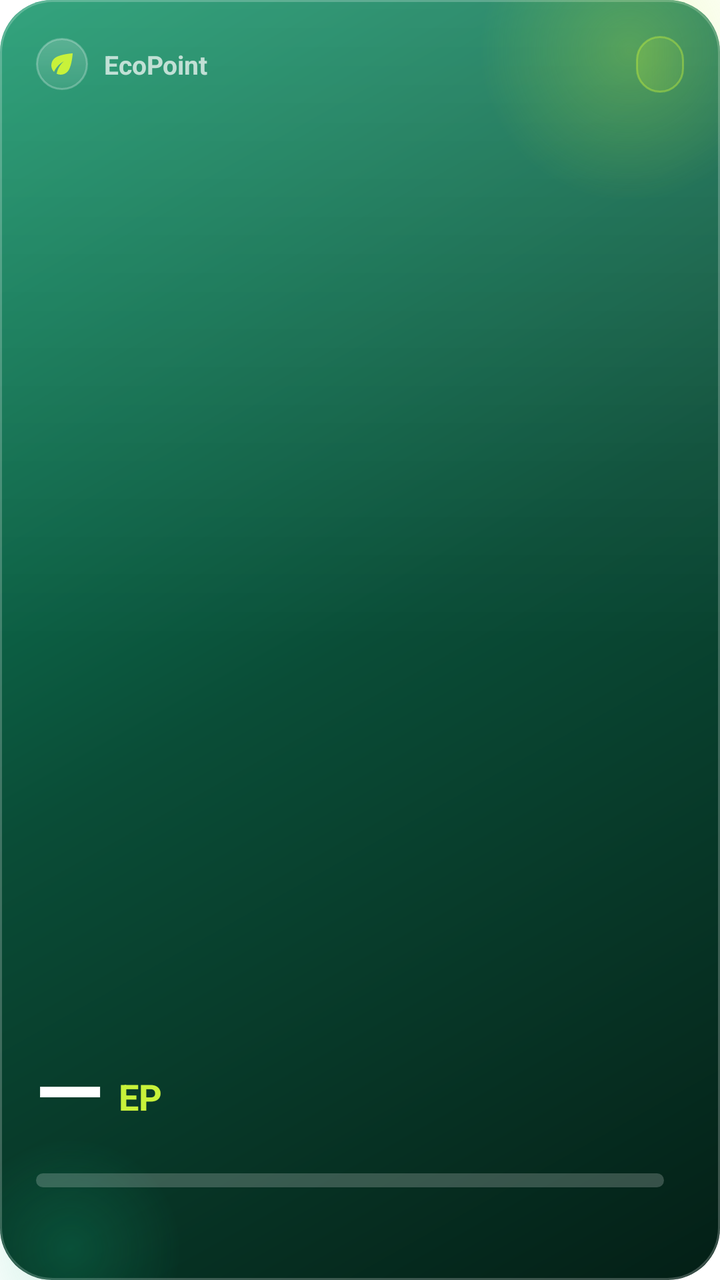
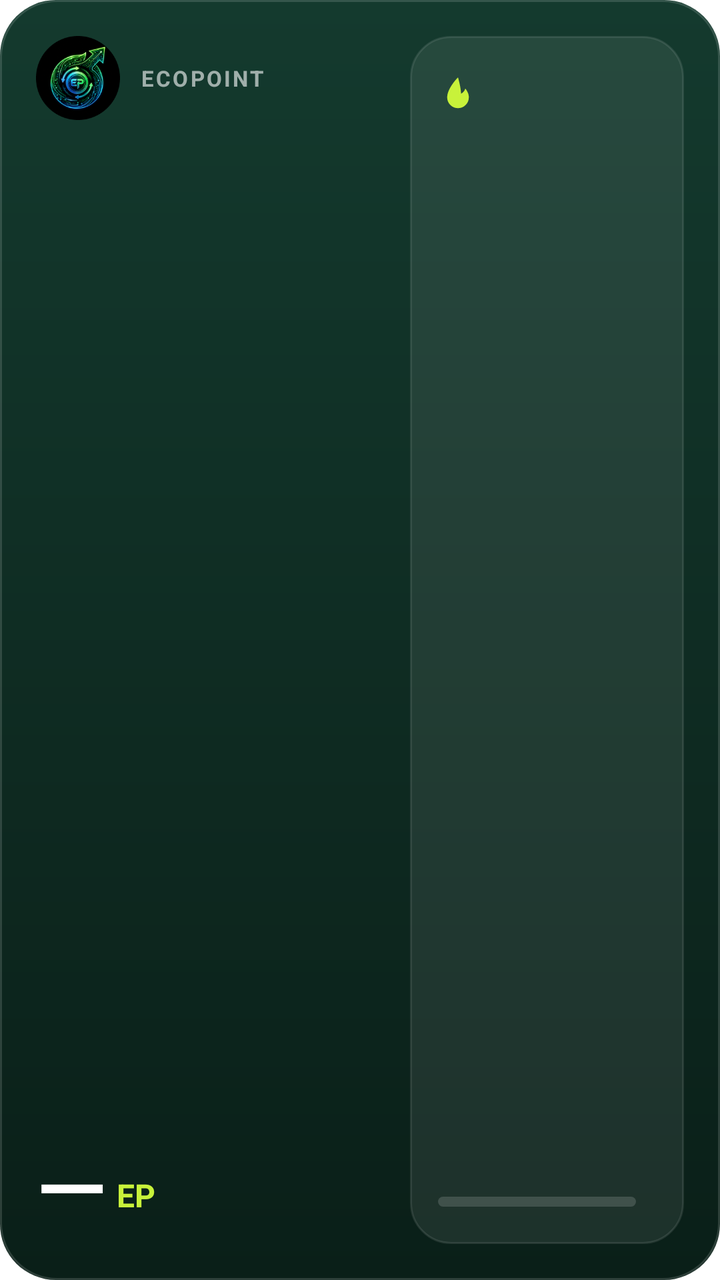

Screens rendered from an Android XML layout before and after an edit, with the pre-edit source and the edit as a unified diff.
<!-- AndroidManifest.xml: fallback theme Theme.MaterialComponents.DayNight.NoActionBar -->
<!-- res/layout/ep_widget_l.xml -->
<?xml version="1.0" encoding="utf-8"?>
<FrameLayout xmlns:android="http://schemas.android.com/apk/res/android"
    android:id="@+id/ep_widget_root"
    android:layout_width="match_parent"
    android:layout_height="match_parent"
    android:background="@drawable/ep_widget_bg">

    <ImageView
        android:layout_width="190dp"
        android:layout_height="190dp"
        android:layout_gravity="top|end"
        android:layout_marginTop="-70dp"
        android:layout_marginEnd="-50dp"
        android:importantForAccessibility="no"
        android:src="@drawable/ep_widget_blob_a" />
    <ImageView
        android:layout_width="150dp"
        android:layout_height="150dp"
        android:layout_gravity="bottom|start"
        android:layout_marginBottom="-60dp"
        android:layout_marginStart="-40dp"
        android:importantForAccessibility="no"
        android:src="@drawable/ep_widget_blob_b" />

    <LinearLayout
        android:layout_width="match_parent"
        android:layout_height="match_parent"
        android:orientation="vertical"
        android:padding="18dp">

        <LinearLayout
            android:layout_width="match_parent"
            android:layout_height="wrap_content"
            android:gravity="center_vertical"
            android:orientation="horizontal">

            <ImageView
                android:layout_width="26dp"
                android:layout_height="26dp"
                android:background="@drawable/ep_widget_badge"
                android:importantForAccessibility="no"
                android:padding="5dp"
                android:src="@drawable/ep_widget_leaf" />

            <TextView
                android:id="@+id/ep_widget_label"
                android:layout_width="0dp"
                android:layout_height="wrap_content"
                android:layout_marginStart="8dp"
                android:layout_weight="1"
                android:text="EcoPoint"
                android:textColor="#B3FFFFFF"
                android:textSize="13sp"
                android:textStyle="bold" />

            <TextView
                android:id="@+id/ep_widget_streak"
                android:layout_width="wrap_content"
                android:layout_height="wrap_content"
                android:background="@drawable/ep_widget_pill"
                android:fontFamily="sans-serif-medium"
                android:paddingStart="12dp"
                android:paddingTop="4dp"
                android:paddingEnd="12dp"
                android:paddingBottom="4dp"
                android:text=""
                android:textColor="#FFC8F23A"
                android:textSize="15sp"
                android:textStyle="bold" />
        </LinearLayout>

        <View
            android:layout_width="match_parent"
            android:layout_height="0dp"
            android:layout_weight="1" />

        <LinearLayout
            android:layout_width="match_parent"
            android:layout_height="wrap_content"
            android:gravity="bottom"
            android:orientation="horizontal">

            <TextView
                android:id="@+id/ep_widget_balance"
                android:layout_width="wrap_content"
                android:layout_height="wrap_content"
                android:fontFamily="sans-serif-medium"
                android:includeFontPadding="false"
                android:maxLines="1"
                android:text="—"
                android:textColor="#FFFFFFFF"
                android:textSize="44sp"
                android:textStyle="bold" />

            <TextView
                android:id="@+id/ep_widget_unit"
                android:layout_width="wrap_content"
                android:layout_height="wrap_content"
                android:layout_marginStart="8dp"
                android:layout_marginBottom="6dp"
                android:includeFontPadding="false"
                android:text="EP"
                android:textColor="#FFC8F23A"
                android:textSize="18sp"
                android:textStyle="bold" />
        </LinearLayout>

        <LinearLayout
            android:layout_width="match_parent"
            android:layout_height="wrap_content"
            android:layout_marginTop="10dp"
            android:gravity="center_vertical"
            android:orientation="horizontal">

            <ProgressBar
                android:id="@+id/ep_widget_progress"
                style="@android:style/Widget.ProgressBar.Horizontal"
                android:layout_width="0dp"
                android:layout_height="7dp"
                android:layout_weight="1"
                android:max="100"
                android:progress="0"
                android:progressDrawable="@drawable/ep_widget_progress" />

            <TextView
                android:id="@+id/ep_widget_goal"
                android:layout_width="wrap_content"
                android:layout_height="wrap_content"
                android:layout_marginStart="10dp"
                android:text=""
                android:textColor="#E6FFFFFF"
                android:textSize="12sp"
                android:textStyle="bold" />
        </LinearLayout>

        <TextView
            android:id="@+id/ep_widget_tagline"
            android:layout_width="match_parent"
            android:layout_height="wrap_content"
            android:layout_marginTop="6dp"
            android:maxLines="1"
            android:text=""
            android:textColor="#CCFFFFFF"
            android:textSize="13sp" />
    </LinearLayout>
</FrameLayout>
<!-- resources referenced by this layout -->
<resources>
  <!-- drawable ep_widget_badge (drawable) -->
  <?xml version="1.0" encoding="utf-8"?>
  <shape xmlns:android="http://schemas.android.com/apk/res/android" android:shape="oval">
      <gradient android:angle="270" android:startColor="#33FFFFFF" android:endColor="#14FFFFFF" />
      <stroke android:width="1dp" android:color="#40FFFFFF" />
  </shape>
  <!-- drawable ep_widget_bg (drawable) -->
  <?xml version="1.0" encoding="utf-8"?>
  <layer-list xmlns:android="http://schemas.android.com/apk/res/android">
      <item>
          <shape android:shape="rectangle">
              <gradient android:angle="315" android:startColor="#FF14966A"
                  android:centerColor="#FF0A4D37" android:endColor="#FF041F16" />
              <corners android:radius="26dp" />
          </shape>
      </item>
      
      <item>
          <shape android:shape="rectangle">
              <gradient android:angle="270" android:startColor="#22FFFFFF"
                  android:centerColor="#00FFFFFF" android:endColor="#00FFFFFF" />
              <corners android:radius="26dp" />
          </shape>
      </item>
      
      <item>
          <shape android:shape="rectangle">
              <stroke android:width="1dp" android:color="#38FFFFFF" />
              <corners android:radius="26dp" />
          </shape>
      </item>
  </layer-list>
  <!-- drawable ep_widget_blob_a (drawable) -->
  <?xml version="1.0" encoding="utf-8"?>
  <shape xmlns:android="http://schemas.android.com/apk/res/android" android:shape="oval">
      <gradient android:type="radial" android:gradientRadius="75dp"
          android:startColor="#44C8F23A" android:endColor="#00C8F23A" />
  </shape>
  <!-- drawable ep_widget_blob_b (drawable) -->
  <?xml version="1.0" encoding="utf-8"?>
  <shape xmlns:android="http://schemas.android.com/apk/res/android" android:shape="oval">
      <gradient android:type="radial" android:gradientRadius="55dp"
          android:startColor="#3310B981" android:endColor="#0010B981" />
  </shape>
  <!-- drawable ep_widget_leaf (drawable) -->
  <?xml version="1.0" encoding="utf-8"?>
  <vector xmlns:android="http://schemas.android.com/apk/res/android"
      android:width="24dp"
      android:height="24dp"
      android:viewportWidth="24"
      android:viewportHeight="24">
      <path
          android:fillColor="#FFC8F23A"
          android:pathData="M6.05,8.05c-2.73,2.73 -2.73,7.15 -0.02,9.88 1.47,-3.4 4.09,-6.24 7.36,-7.93 -2.77,2.34 -4.71,5.61 -5.39,9.32 2.6,1.23 5.8,0.78 7.95,-1.37C19.43,14.47 20,4 20,4S9.53,4.57 6.05,8.05z" />
  </vector>
  <!-- drawable ep_widget_pill (drawable) -->
  <?xml version="1.0" encoding="utf-8"?>
  <shape xmlns:android="http://schemas.android.com/apk/res/android" android:shape="rectangle">
      <gradient android:angle="0" android:startColor="#33C8F23A" android:endColor="#1AC8F23A" />
      <stroke android:width="1dp" android:color="#66C8F23A" />
      <corners android:radius="20dp" />
  </shape>
  <!-- drawable ep_widget_progress (drawable) -->
  <?xml version="1.0" encoding="utf-8"?>
  <layer-list xmlns:android="http://schemas.android.com/apk/res/android">
      <item android:id="@android:id/background">
          <shape android:shape="rectangle">
              <solid android:color="#33FFFFFF" />
              <corners android:radius="4dp" />
          </shape>
      </item>
      <item android:id="@android:id/progress">
          <clip>
              <shape android:shape="rectangle">
                  <gradient android:angle="0" android:startColor="#FF10B981" android:endColor="#FFC8F23A" />
                  <corners android:radius="4dp" />
              </shape>
          </clip>
      </item>
  </layer-list>
</resources>

<!-- the commit's change to res/layout/ep_widget_l.xml (unified diff, before → after) -->
@@ -5,142 +5,144 @@
     android:layout_height="match_parent"
     android:background="@drawable/ep_widget_bg">
 
-    <ImageView
-        android:layout_width="190dp"
-        android:layout_height="190dp"
-        android:layout_gravity="top|end"
-        android:layout_marginTop="-70dp"
-        android:layout_marginEnd="-50dp"
-        android:importantForAccessibility="no"
-        android:src="@drawable/ep_widget_blob_a" />
-    <ImageView
-        android:layout_width="150dp"
-        android:layout_height="150dp"
-        android:layout_gravity="bottom|start"
-        android:layout_marginBottom="-60dp"
-        android:layout_marginStart="-40dp"
-        android:importantForAccessibility="no"
-        android:src="@drawable/ep_widget_blob_b" />
-
     <LinearLayout
         android:layout_width="match_parent"
         android:layout_height="match_parent"
-        android:orientation="vertical"
+        android:orientation="horizontal"
         android:padding="18dp">
 
         <LinearLayout
-            android:layout_width="match_parent"
-            android:layout_height="wrap_content"
-            android:gravity="center_vertical"
-            android:orientation="horizontal">
+            android:layout_width="0dp"
+            android:layout_height="match_parent"
+            android:layout_weight="1.25"
+            android:orientation="vertical">
 
-            <ImageView
-                android:layout_width="26dp"
-                android:layout_height="26dp"
-                android:background="@drawable/ep_widget_badge"
-                android:importantForAccessibility="no"
-                android:padding="5dp"
-                android:src="@drawable/ep_widget_leaf" />
-
-            <TextView
+            <LinearLayout
+                android:layout_width="match_parent"
+                android:layout_height="wrap_content"
+                android:gravity="center_vertical"
+                android:orientation="horizontal">
+                <ImageView
+                android:layout_width="42dp"
+                android:layout_height="42dp"
+                android:contentDescription="EcoPoint"
+                android:scaleType="fitCenter"
+                android:src="@drawable/ep_widget_logo" />
+                <TextView
                 android:id="@+id/ep_widget_label"
                 android:layout_width="0dp"
                 android:layout_height="wrap_content"
-                android:layout_marginStart="8dp"
+                android:layout_marginStart="10dp"
                 android:layout_weight="1"
+                android:letterSpacing="0.1"
+                android:maxLines="1"
                 android:text="EcoPoint"
-                android:textColor="#B3FFFFFF"
-                android:textSize="13sp"
+                android:textAllCaps="true"
+                android:textColor="#99FFFFFF"
+                android:textSize="11sp"
                 android:textStyle="bold" />
+            </LinearLayout>
 
-            <TextView
-                android:id="@+id/ep_widget_streak"
+            <View
+                android:layout_width="match_parent"
+                android:layout_height="0dp"
+                android:layout_weight="1" />
+
+            <LinearLayout
                 android:layout_width="wrap_content"
                 android:layout_height="wrap_content"
-                android:background="@drawable/ep_widget_pill"
-                android:fontFamily="sans-serif-medium"
-                android:paddingStart="12dp"
-                android:paddingTop="4dp"
-                android:paddingEnd="12dp"
-                android:paddingBottom="4dp"
-                android:text=""
-                android:textColor="#FFC8F23A"
-                android:textSize="15sp"
-                android:textStyle="bold" />
-        </LinearLayout>
+                android:gravity="bottom"
+                android:orientation="horizontal">
 
-        <View
-            android:layout_width="match_parent"
-            android:layout_height="0dp"
-            android:layout_weight="1" />
+                <TextView
+                    android:id="@+id/ep_widget_balance"
+                    android:layout_width="wrap_content"
+                    android:layout_height="wrap_content"
+                    android:fontFamily="sans-serif-medium"
+                    android:includeFontPadding="false"
+                    android:maxLines="1"
+                    android:text="—"
+                    android:textColor="#FFFFFFFF"
+                    android:textSize="46sp" />
 
-        <LinearLayout
-            android:layout_width="match_parent"
-            android:layout_height="wrap_content"
-            android:gravity="bottom"
-            android:orientation="horizontal">
-
-            <TextView
-                android:id="@+id/ep_widget_balance"
-                android:layout_width="wrap_content"
-                android:layout_height="wrap_content"
-                android:fontFamily="sans-serif-medium"
-                android:includeFontPadding="false"
-                android:maxLines="1"
-                android:text="—"
-                android:textColor="#FFFFFFFF"
-                android:textSize="44sp"
-                android:textStyle="bold" />
-
-            <TextView
-                android:id="@+id/ep_widget_unit"
-                android:layout_width="wrap_content"
-                android:layout_height="wrap_content"
-                android:layout_marginStart="8dp"
-                android:layout_marginBottom="6dp"
-                android:includeFontPadding="false"
-                android:text="EP"
-                android:textColor="#FFC8F23A"
-                android:textSize="18sp"
-                android:textStyle="bold" />
+                <TextView
+                    android:id="@+id/ep_widget_unit"
+                    android:layout_width="wrap_content"
+                    android:layout_height="wrap_content"
+                    android:layout_marginStart="5dp"
+                    android:layout_marginBottom="7dp"
+                    android:includeFontPadding="false"
+                    android:text="EP"
+                    android:textColor="#FFC8F23A"
+                    android:textSize="16sp"
+                    android:textStyle="bold" />
+            </LinearLayout>
         </LinearLayout>
 
         <LinearLayout
-            android:layout_width="match_parent"
-            android:layout_height="wrap_content"
-            android:layout_marginTop="10dp"
-            android:gravity="center_vertical"
-            android:orientation="horizontal">
+            android:id="@+id/ep_widget_panel"
+            android:layout_width="0dp"
+            android:layout_height="match_parent"
+            android:layout_marginStart="16dp"
+            android:layout_weight="1"
+            android:background="@drawable/ep_widget_panel"
+            android:orientation="vertical"
+            android:padding="14dp">
 
-            <ProgressBar
-                android:id="@+id/ep_widget_progress"
-                style="@android:style/Widget.ProgressBar.Horizontal"
-                android:layout_width="0dp"
-                android:layout_height="7dp"
-                android:layout_weight="1"
-                android:max="100"
-                android:progress="0"
-                android:progressDrawable="@drawable/ep_widget_progress" />
-
-            <TextView
-                android:id="@+id/ep_widget_goal"
+            <LinearLayout
                 android:layout_width="wrap_content"
                 android:layout_height="wrap_content"
-                android:layout_marginStart="10dp"
-                android:text=""
-                android:textColor="#E6FFFFFF"
-                android:textSize="12sp"
-                android:textStyle="bold" />
+                android:gravity="center_vertical"
+                android:orientation="horizontal">
+
+                <ImageView
+                    android:layout_width="20dp"
+                    android:layout_height="20dp"
+                    android:importantForAccessibility="no"
+                    android:src="@drawable/ep_widget_flame" />
+
+                <TextView
+                    android:id="@+id/ep_widget_streak"
+                    android:layout_width="wrap_content"
+                    android:layout_height="wrap_content"
+                    android:layout_marginStart="6dp"
+                    android:fontFamily="sans-serif-medium"
+                    android:includeFontPadding="false"
+                    android:text=""
+                    android:textColor="#FFC8F23A"
+                    android:textSize="26sp" />
+            </LinearLayout>
+
+            <View
+                android:layout_width="match_parent"
+                android:layout_height="0dp"
+                android:layout_weight="1" />
+
+            <LinearLayout
+                android:layout_width="match_parent"
+                android:layout_height="wrap_content"
+                android:gravity="center_vertical"
+                android:orientation="horizontal">
+                <ProgressBar
+                    android:id="@+id/ep_widget_progress"
+                    style="@android:style/Widget.ProgressBar.Horizontal"
+                    android:layout_width="0dp"
+                    android:layout_height="5dp"
+                    android:layout_weight="1"
+                    android:max="100"
+                    android:progress="0"
+                    android:progressDrawable="@drawable/ep_widget_progress" />
+                <TextView
+                    android:id="@+id/ep_widget_goal"
+                    android:layout_width="wrap_content"
+                    android:layout_height="wrap_content"
+                    android:layout_marginStart="10dp"
+                    android:includeFontPadding="false"
+                    android:text=""
+                    android:textColor="#B3FFFFFF"
+                    android:textSize="12sp"
+                    android:textStyle="bold" />
+            </LinearLayout>
         </LinearLayout>
-
-        <TextView
-            android:id="@+id/ep_widget_tagline"
-            android:layout_width="match_parent"
-            android:layout_height="wrap_content"
-            android:layout_marginTop="6dp"
-            android:maxLines="1"
-            android:text=""
-            android:textColor="#CCFFFFFF"
-            android:textSize="13sp" />
     </LinearLayout>
 </FrameLayout>
<!-- resource entries referenced after the edit -->
@@ -1,50 +1,22 @@
 <!-- resources referenced by this layout -->
 <resources>
-  <!-- drawable ep_widget_badge (drawable) -->
-  <?xml version="1.0" encoding="utf-8"?>
-  <shape xmlns:android="http://schemas.android.com/apk/res/android" android:shape="oval">
-      <gradient android:angle="270" android:startColor="#33FFFFFF" android:endColor="#14FFFFFF" />
-      <stroke android:width="1dp" android:color="#40FFFFFF" />
-  </shape>
   <!-- drawable ep_widget_bg (drawable) -->
   <?xml version="1.0" encoding="utf-8"?>
   <layer-list xmlns:android="http://schemas.android.com/apk/res/android">
       <item>
           <shape android:shape="rectangle">
-              <gradient android:angle="315" android:startColor="#FF14966A"
-                  android:centerColor="#FF0A4D37" android:endColor="#FF041F16" />
-              <corners android:radius="26dp" />
+              <gradient android:angle="270" android:startColor="#FF143A2E" android:endColor="#FF0A1F18" />
+              <corners android:radius="28dp" />
           </shape>
       </item>
-      
       <item>
           <shape android:shape="rectangle">
-              <gradient android:angle="270" android:startColor="#22FFFFFF"
-                  android:centerColor="#00FFFFFF" android:endColor="#00FFFFFF" />
-              <corners android:radius="26dp" />
-          </shape>
-      </item>
-      
-      <item>
-          <shape android:shape="rectangle">
-              <stroke android:width="1dp" android:color="#38FFFFFF" />
-              <corners android:radius="26dp" />
+              <stroke android:width="1dp" android:color="#24FFFFFF" />
+              <corners android:radius="28dp" />
           </shape>
       </item>
   </layer-list>
-  <!-- drawable ep_widget_blob_a (drawable) -->
-  <?xml version="1.0" encoding="utf-8"?>
-  <shape xmlns:android="http://schemas.android.com/apk/res/android" android:shape="oval">
-      <gradient android:type="radial" android:gradientRadius="75dp"
-          android:startColor="#44C8F23A" android:endColor="#00C8F23A" />
-  </shape>
-  <!-- drawable ep_widget_blob_b (drawable) -->
-  <?xml version="1.0" encoding="utf-8"?>
-  <shape xmlns:android="http://schemas.android.com/apk/res/android" android:shape="oval">
-      <gradient android:type="radial" android:gradientRadius="55dp"
-          android:startColor="#3310B981" android:endColor="#0010B981" />
-  </shape>
-  <!-- drawable ep_widget_leaf (drawable) -->
+  <!-- drawable ep_widget_flame (drawable) -->
   <?xml version="1.0" encoding="utf-8"?>
   <vector xmlns:android="http://schemas.android.com/apk/res/android"
       android:width="24dp"
@@ -53,13 +25,14 @@
       android:viewportHeight="24">
       <path
           android:fillColor="#FFC8F23A"
-          android:pathData="M6.05,8.05c-2.73,2.73 -2.73,7.15 -0.02,9.88 1.47,-3.4 4.09,-6.24 7.36,-7.93 -2.77,2.34 -4.71,5.61 -5.39,9.32 2.6,1.23 5.8,0.78 7.95,-1.37C19.43,14.47 20,4 20,4S9.53,4.57 6.05,8.05z" />
+          android:pathData="M12,2C12,2 5.5,8.5 5.5,14a6.5,6.5 0 0 0 13,0c0,-2.2 -1,-3.8 -2.1,-5.3c-0.5,1.6 -1.5,2.6 -2.6,3.1C13.8,8.2 12,2 12,2z" />
   </vector>
-  <!-- drawable ep_widget_pill (drawable) -->
+  <!-- drawable ep_widget_logo: png bitmap (drawable-nodpi, 46098 bytes) -->
+  <!-- drawable ep_widget_panel (drawable) -->
   <?xml version="1.0" encoding="utf-8"?>
   <shape xmlns:android="http://schemas.android.com/apk/res/android" android:shape="rectangle">
-      <gradient android:angle="0" android:startColor="#33C8F23A" android:endColor="#1AC8F23A" />
-      <stroke android:width="1dp" android:color="#66C8F23A" />
+      <solid android:color="#14FFFFFF" />
+      <stroke android:width="1dp" android:color="#1AFFFFFF" />
       <corners android:radius="20dp" />
   </shape>
   <!-- drawable ep_widget_progress (drawable) -->
@@ -67,15 +40,15 @@
   <layer-list xmlns:android="http://schemas.android.com/apk/res/android">
       <item android:id="@android:id/background">
           <shape android:shape="rectangle">
-              <solid android:color="#33FFFFFF" />
-              <corners android:radius="4dp" />
+              <solid android:color="#26FFFFFF" />
+              <corners android:radius="3dp" />
           </shape>
       </item>
       <item android:id="@android:id/progress">
           <clip>
               <shape android:shape="rectangle">
-                  <gradient android:angle="0" android:startColor="#FF10B981" android:endColor="#FFC8F23A" />
-                  <corners android:radius="4dp" />
+                  <solid android:color="#FFC8F23A" />
+                  <corners android:radius="3dp" />
               </shape>
           </clip>
       </item>
